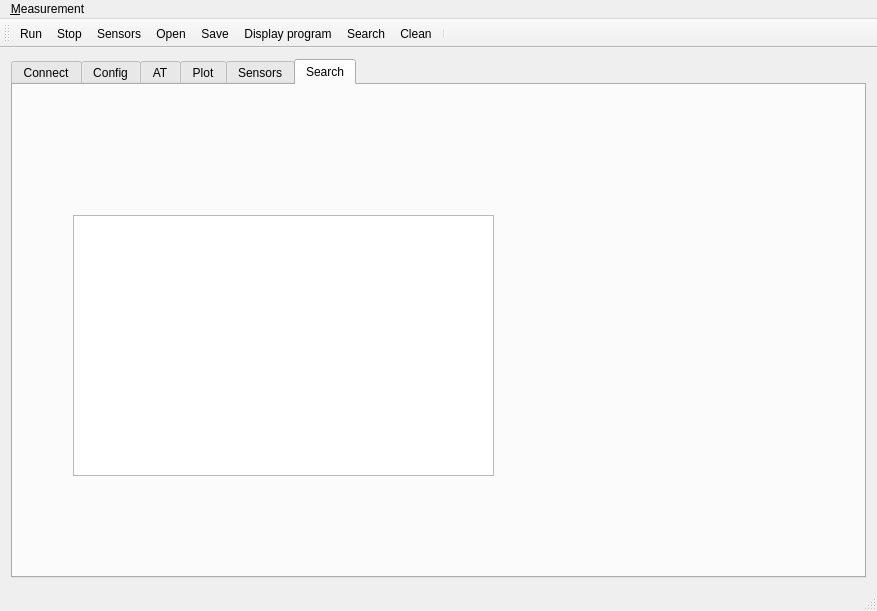
The window that nems/nems/mainwindow.ui (saul-rodriguez/Qt) describes before a commit, drawn with Qt 5.
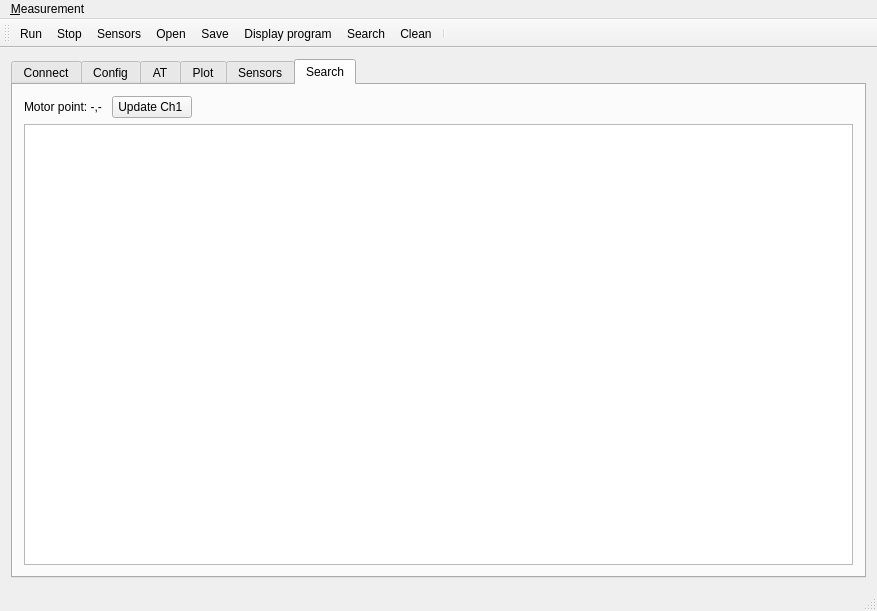
The same window after the commit. Icons and pictures are not drawn.

Commit message: NEMS motorpoint detection added

Diff of the .ui file:
```diff
--- a/nems/nems/mainwindow.ui
+++ b/nems/nems/mainwindow.ui
@@ -842,16 +842,46 @@
          <attribute name="title">
           <string>Search</string>
          </attribute>
-         <widget class="QPlainTextEdit" name="plainTextEditSearch">
-          <property name="geometry">
-           <rect>
-            <x>60</x>
-            <y>130</y>
-            <width>421</width>
-            <height>261</height>
-           </rect>
-          </property>
-         </widget>
+         <layout class="QGridLayout" name="gridLayout_9">
+          <item row="0" column="0">
+           <layout class="QVBoxLayout" name="verticalLayout_10">
+            <item>
+             <layout class="QHBoxLayout" name="horizontalLayout_20">
+              <item>
+               <widget class="QLabel" name="label_motorpoint">
+                <property name="text">
+                 <string>Motor point: -,- </string>
+                </property>
+               </widget>
+              </item>
+              <item>
+               <widget class="QPushButton" name="pushButtonUpdateCh1MotorPoint">
+                <property name="text">
+                 <string>Update Ch1 </string>
+                </property>
+               </widget>
+              </item>
+              <item>
+               <spacer name="horizontalSpacer_2">
+                <property name="orientation">
+                 <enum>Qt::Horizontal</enum>
+                </property>
+                <property name="sizeHint" stdset="0">
+                 <size>
+                  <width>40</width>
+                  <height>20</height>
+                 </size>
+                </property>
+               </spacer>
+              </item>
+             </layout>
+            </item>
+            <item>
+             <widget class="QPlainTextEdit" name="plainTextEditSearch"/>
+            </item>
+           </layout>
+          </item>
+         </layout>
         </widget>
        </widget>
       </item>
```
Left out of the diff: 7 changed lines with no effect on the pictures. The commit also changes 15 other files.
